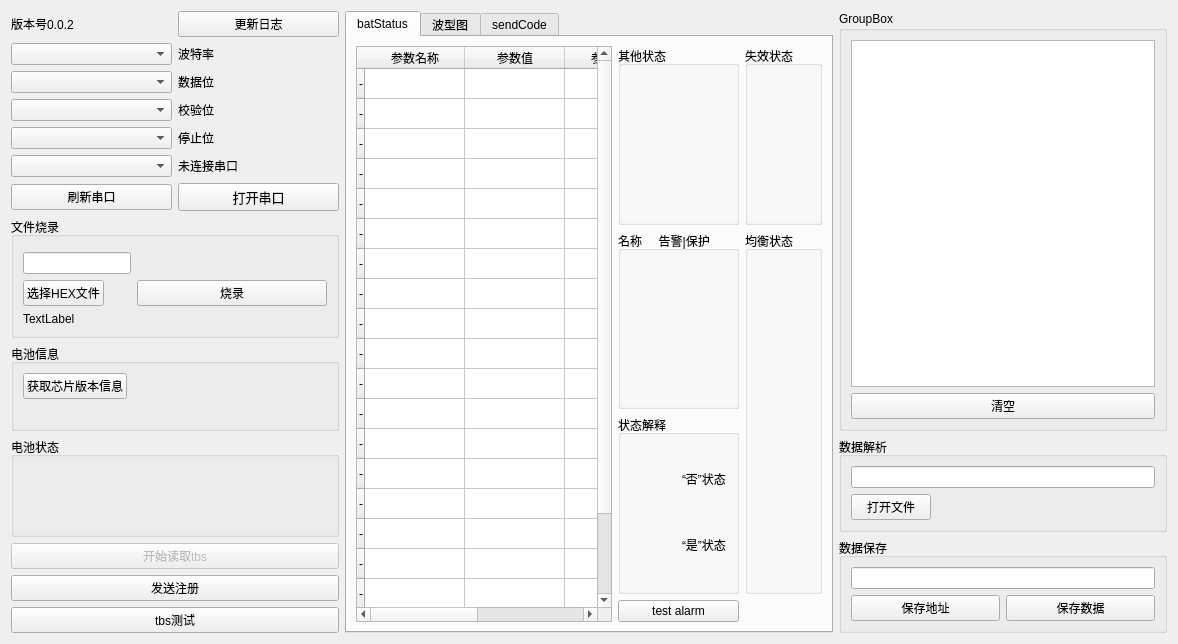
This is qtproj/widget.ui in Fboxtt/qt_proj as Qt 5 draws it before an edit. The edited form follows.
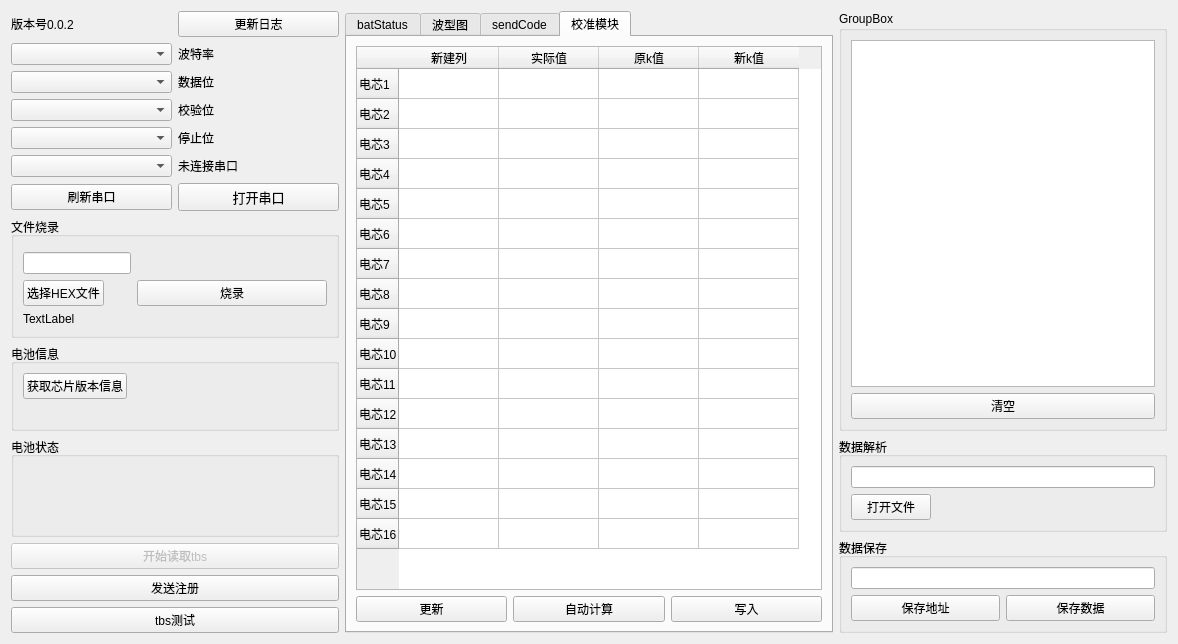
This is the edited form.

Commit message: 增加校准tab

```diff
--- a/qtproj/widget.ui
+++ b/qtproj/widget.ui
@@ -7,7 +7,7 @@
     <x>0</x>
     <y>0</y>
     <width>1178</width>
-    <height>603</height>
+    <height>605</height>
    </rect>
   </property>
   <property name="windowTitle">
@@ -261,7 +261,7 @@
       <enum>QTabWidget::North</enum>
      </property>
      <property name="currentIndex">
-      <number>0</number>
+      <number>3</number>
      </property>
      <widget class="QWidget" name="tab_3">
       <attribute name="title">
@@ -590,6 +590,138 @@
        </item>
       </layout>
      </widget>
+     <widget class="QWidget" name="calibrationTab">
+      <attribute name="title">
+       <string>校准模块</string>
+      </attribute>
+      <layout class="QGridLayout" name="gridLayout_18">
+       <item row="1" column="0">
+        <widget class="QPushButton" name="pushButton_6">
+         <property name="text">
+          <string>更新</string>
+         </property>
+        </widget>
+       </item>
+       <item row="1" column="1">
+        <widget class="QPushButton" name="pushButton_9">
+         <property name="text">
+          <string>自动计算</string>
+         </property>
+        </widget>
+       </item>
+       <item row="1" column="2">
+        <widget class="QPushButton" name="pushButton_10">
+         <property name="text">
+          <string>写入</string>
+         </property>
+        </widget>
+       </item>
+       <item row="0" column="0" colspan="3">
+        <widget class="QTableWidget" name="tableWidget_2">
+         <row>
+          <property name="text">
+           <string>电芯1</string>
+          </property>
+         </row>
+         <row>
+          <property name="text">
+           <string>电芯2</string>
+          </property>
+         </row>
+         <row>
+          <property name="text">
+           <string>电芯3</string>
+          </property>
+         </row>
+         <row>
+          <property name="text">
+           <string>电芯4</string>
+          </property>
+         </row>
+         <row>
+          <property name="text">
+           <string>电芯5</string>
+          </property>
+         </row>
+         <row>
+          <property name="text">
+           <string>电芯6</string>
+          </property>
+         </row>
+         <row>
+          <property name="text">
+           <string>电芯7</string>
+          </property>
+         </row>
+         <row>
+          <property name="text">
+           <string>电芯8</string>
+          </property>
+         </row>
+         <row>
+          <property name="text">
+           <string>电芯9</string>
+          </property>
+         </row>
+         <row>
+          <property name="text">
+           <string>电芯10</string>
+          </property>
+         </row>
+         <row>
+          <property name="text">
+           <string>电芯11</string>
+          </property>
+         </row>
+         <row>
+          <property name="text">
+           <string>电芯12</string>
+          </property>
+         </row>
+         <row>
+          <property name="text">
+           <string>电芯13</string>
+          </property>
+         </row>
+         <row>
+          <property name="text">
+           <string>电芯14</string>
+          </property>
+         </row>
+         <row>
+          <property name="text">
+           <string>电芯15</string>
+          </property>
+         </row>
+         <row>
+          <property name="text">
+           <string>电芯16</string>
+          </property>
+         </row>
+         <column>
+          <property name="text">
+           <string>新建列</string>
+          </property>
+         </column>
+         <column>
+          <property name="text">
+           <string>实际值</string>
+          </property>
+         </column>
+         <column>
+          <property name="text">
+           <string>原k值</string>
+          </property>
+         </column>
+         <column>
+          <property name="text">
+           <string>新k值</string>
+          </property>
+         </column>
+        </widget>
+       </item>
+      </layout>
+     </widget>
     </widget>
    </item>
    <item row="3" column="0">
```
